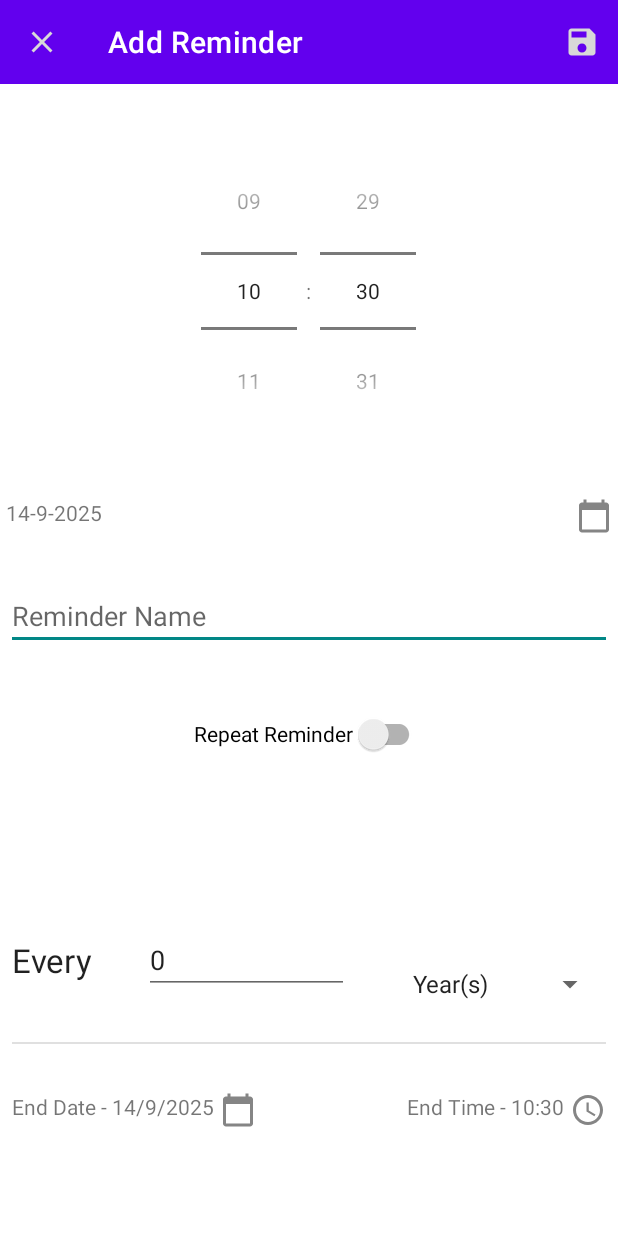
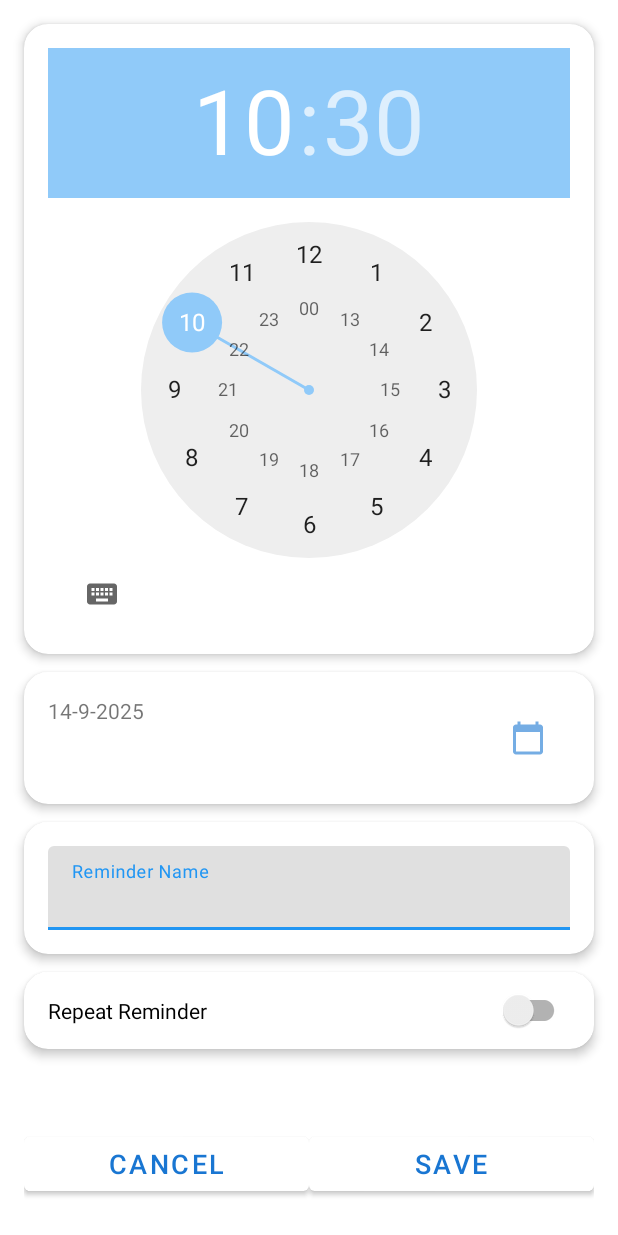
Before and after one commit to anshuldante/my-reminder-app, an Android app: the UpsertReminderActivity screen opened directly, with no data from a screen before it, on a phone screen of 412 x 824 dp. Run offline under Robolectric (Android 15) with nearby library versions, the phone set to English and light mode, and no system bars; our stand-ins replace Dagger/Hilt's generated code, Room's generated code.

Commit message:
moved toolbars, date n time pickers improved and cleaned

```diff
--- a/app/src/main/java/com/ava/myreminderapp/UpsertReminderActivity.java
+++ b/app/src/main/java/com/ava/myreminderapp/UpsertReminderActivity.java
@@ -18,17 +18,13 @@ import static java.util.Calendar.SECOND;
 import static java.util.Calendar.YEAR;
 
 import android.app.AlarmManager;
-import android.app.DatePickerDialog;
 import android.app.PendingIntent;
 import android.app.TimePickerDialog;
 import android.content.Intent;
 import android.os.Bundle;
 import android.util.Log;
-import android.view.Menu;
-import android.view.MenuItem;
 import android.view.View;
 import android.widget.ArrayAdapter;
-import android.widget.DatePicker;
 import android.widget.EditText;
 import android.widget.ImageView;
 import android.widget.Spinner;
@@ -36,7 +32,6 @@ import android.widget.TextView;
 import android.widget.TimePicker;
 import android.widget.Toast;
 
-import androidx.annotation.NonNull;
 import androidx.appcompat.app.AppCompatActivity;
 import androidx.appcompat.widget.SwitchCompat;
 import androidx.constraintlayout.widget.ConstraintLayout;
@@ -47,6 +42,7 @@ import com.ava.myreminderapp.listener.RecurrenceTypeListener;
 import com.ava.myreminderapp.listener.ReminderNameChangedListener;
 import com.ava.myreminderapp.model.ReminderModel;
 import com.ava.myreminderapp.service.NotificationStarterService;
+import com.google.android.material.datepicker.MaterialDatePicker;
 
 import java.util.Calendar;
 import java.util.Date;
@@ -86,8 +82,6 @@ public class UpsertReminderActivity extends AppCompatActivity {
     setContentView(R.layout.activity_upsert_reminder);
     alarmMgr = (AlarmManager) getSystemService(ALARM_SERVICE);
 
-    setupToolbar();
-
     reminderModel = buildReminderAndSetTitle();
 
     initComponentMappings();
@@ -95,26 +89,11 @@ public class UpsertReminderActivity extends AppCompatActivity {
     initRecurrenceComponents();
   }
 
-  private void setupToolbar() {
-    setSupportActionBar(findViewById(R.id.aur_tb));
-    Objects.requireNonNull(getSupportActionBar()).setHomeAsUpIndicator(R.drawable.ic_close);
-    getSupportActionBar().setDisplayHomeAsUpEnabled(true);
-    getSupportActionBar().setDisplayShowHomeEnabled(true);
-  }
-
   @Override
-  public boolean onCreateOptionsMenu(@NonNull Menu menu) {
-    getMenuInflater().inflate(R.menu.upsert_menu, menu);
-    return true;
-  }
-
-  @Override
-  public boolean onOptionsItemSelected(@NonNull MenuItem item) {
-    if (item.getItemId() == R.id.save_reminder) {
-      saveReminder();
-      return true;
-    }
-    return super.onOptionsItemSelected(item);
+  protected void onStart() {
+    super.onStart();
+    findViewById(R.id.btn_cancel).setOnClickListener(v -> finish());
+    findViewById(R.id.btn_save).setOnClickListener(v -> saveReminder());
   }
 
   private void saveReminder() {
@@ -160,7 +139,6 @@ public class UpsertReminderActivity extends AppCompatActivity {
     Intent intent = getIntent();
     int id = intent.getIntExtra(REMINDER_ID, -1);
     if (id != -1) {
-      setTitle(R.string.era_title_edit_reminder);
       return new ReminderModel(
           id,
           intent.getStringExtra(REMINDER_NAME),
@@ -170,7 +148,6 @@ public class UpsertReminderActivity extends AppCompatActivity {
           intent.getStringExtra(REMINDER_RECURRENCE_TYPE),
           intent.getLongExtra(REMINDER_END_TIME, 0));
     }
-    setTitle(R.string.era_title_add_reminder);
     return new ReminderModel();
   }
 
@@ -185,6 +162,7 @@ public class UpsertReminderActivity extends AppCompatActivity {
     recurrenceSwitch = findViewById(R.id.ara_sc_recurring_reminder);
     startDateTextView = findViewById(R.id.ara_display_date);
     startTimePicker = findViewById(R.id.ara_time_picker_primary);
+    startTimePicker.setIs24HourView(false);
     startDateImageView = findViewById(R.id.ara_iv_calendar);
     reminderName = findViewById(R.id.ara_et_reminder_name);
     endDateTextView = findViewById(R.id.ara_tv_end_date);
@@ -221,48 +199,33 @@ public class UpsertReminderActivity extends AppCompatActivity {
   private void initStartDateComponents() {
     initStartDateView();
     Calendar startDateTime = reminderModel.getStartDateTime();
-    startDateImageView.setOnClickListener(
-        view -> attachDatePickerDialog(startDateTime, this::initStartDateView, true));
+    startDateImageView.setOnClickListener(view -> showMaterialDatePicker(startDateTime, this::initStartDateView, true));
   }
 
-  private void attachDatePickerDialog(Calendar dateTime, Runnable runnable, boolean isStartDate) {
-    DatePickerDialog dpd =
-        new DatePickerDialog(
-            this,
-            (view, year, month, dayOfMonth) ->
-                dateSetListener(view, runnable, dateTime, isStartDate),
-            dateTime.get(YEAR),
-            dateTime.get(MONTH),
-            dateTime.get(DATE));
-    dpd.show();
-  }
-
-  private void dateSetListener(
-      DatePicker view, Runnable runnable, Calendar dateTime, boolean isStartDate) {
-    Log.i(
-        TAG,
-        "View to Date: "
-            + view.getDayOfMonth()
-            + "/"
-            + (view.getMonth() + 1)
-            + "/"
-            + view.getYear());
-
+  private void showMaterialDatePicker(Calendar dateTime, Runnable updateView, boolean isStartDate) {
+    MaterialDatePicker<Long> datePicker = MaterialDatePicker.Builder.datePicker()
+        .setTitleText(isStartDate ? "Select Start Date" : "Select End Date")
+        .setSelection(dateTime.getTimeInMillis())
+        .build();
+    datePicker.addOnPositiveButtonClickListener(selection -> {
+      Calendar selected = Calendar.getInstance();
+      selected.setTimeInMillis(selection);
+      // Validation logic (same as before)
       currentTime.setTimeInMillis(System.currentTimeMillis());
-
-    if (isStartDate && dateTime.before(currentTime)) {
+      if (isStartDate && selected.before(currentTime)) {
         Toast.makeText(this, "Can't setup alarms for a time in the past!", Toast.LENGTH_LONG).show();
-    } else if (!isStartDate && dateTime.before(reminderModel.getStartDateTime())) {
-      Toast.makeText(this, "Recurrence date can't be before alarm start date!", Toast.LENGTH_LONG)
-          .show();
+      } else if (!isStartDate && selected.before(reminderModel.getStartDateTime())) {
+        Toast.makeText(this, "Recurrence date can't be before alarm start date!", Toast.LENGTH_LONG).show();
       } else {
-      dateTime.set(YEAR, view.getYear());
-      dateTime.set(MONTH, view.getMonth());
-      dateTime.set(DATE, view.getDayOfMonth());
+        dateTime.set(YEAR, selected.get(YEAR));
+        dateTime.set(MONTH, selected.get(MONTH));
+        dateTime.set(DATE, selected.get(DATE));
         dateTime.set(SECOND, 0);
         dateTime.set(MILLISECOND, 0);
-      runnable.run();
+        updateView.run();
       }
+    });
+    datePicker.show(getSupportFragmentManager(), isStartDate ? "start_date_picker" : "end_date_picker");
   }
 
   private void initReminderNameComponents() {
@@ -280,6 +243,7 @@ public class UpsertReminderActivity extends AppCompatActivity {
             initRecurrenceDelayView();
           }
         });
+    recurrenceDetailsCl.setVisibility(recurrenceSwitch.isChecked() ? View.VISIBLE : View.GONE);
   }
 
   private void initRecurrenceTypeSpinner() {
@@ -297,8 +261,7 @@ public class UpsertReminderActivity extends AppCompatActivity {
     initEndDateView();
     ImageView endDateImageView = findViewById(R.id.ara_iv_end_calendar);
     endDateImageView.setOnClickListener(
-        view ->
-            attachDatePickerDialog(reminderModel.getEndDateTime(), this::initEndDateView, false));
+        view -> showMaterialDatePicker(reminderModel.getEndDateTime(), this::initEndDateView, false));
   }
 
   private void initEndTimeComponents() {
--- /dev/null
+++ b/app/src/main/res/drawable/bg_circle_accent.xml
@@ -0,0 +1,4 @@
+<shape xmlns:android="http://schemas.android.com/apk/res/android"
+    android:shape="oval">
+    <solid android:color="@color/blue_200" />
+</shape>
--- /dev/null
+++ b/app/src/main/res/drawable/ic_add.xml
@@ -0,0 +1,10 @@
+<?xml version="1.0" encoding="utf-8"?>
+<vector xmlns:android="http://schemas.android.com/apk/res/android"
+    android:width="24dp"
+    android:height="24dp"
+    android:viewportWidth="24"
+    android:viewportHeight="24">
+    <path
+        android:fillColor="#FF000000"
+        android:pathData="M19,13h-6v6h-2v-6H5v-2h6V5h2v6h6v2z"/>
+</vector>
--- /dev/null
+++ b/app/src/main/res/drawable/ic_calendar.xml
@@ -0,0 +1,10 @@
+<?xml version="1.0" encoding="utf-8"?>
+<vector xmlns:android="http://schemas.android.com/apk/res/android"
+    android:width="24dp"
+    android:height="24dp"
+    android:viewportWidth="24"
+    android:viewportHeight="24">
+    <path
+        android:fillColor="#FF000000"
+        android:pathData="M19 4h-1V2h-2v2H8V2H6v2H5c-1.1 0-2 .9-2 2v14c0 1.1.9 2 2 2h14c1.1 0 2-.9 2-2V6c0-1.1-.9-2-2-2zm0 16H5V9h14v11zm0-13H5V6h14v1z"/>
+</vector>
--- a/app/src/main/res/layout/activity_main.xml
+++ b/app/src/main/res/layout/activity_main.xml
@@ -6,24 +6,6 @@
     android:layout_height="match_parent"
     tools:context=".MainActivity">
 
-    <com.google.android.material.appbar.AppBarLayout
-        android:id="@+id/am_ab"
-        android:layout_width="match_parent"
-        android:layout_height="wrap_content"
-        android:fitsSystemWindows="true">
-
-        <com.google.android.material.appbar.MaterialToolbar
-            android:id="@+id/am_tb"
-            android:layout_width="match_parent"
-            android:layout_height="wrap_content"
-            android:theme="@style/ThemeOverlay.MaterialComponents.Toolbar.Primary"
-            app:layout_scrollFlags="scroll|enterAlways"
-            app:navigationIconTint="@color/black"
-            app:popupTheme="@style/ThemeOverlay.MaterialComponents.Light"
-            app:title="@string/main_activity_title"
-            app:titleTextColor="@color/black" />
-    </com.google.android.material.appbar.AppBarLayout>
-
     <androidx.recyclerview.widget.RecyclerView
         android:id="@+id/am_rv_reminders"
         android:layout_width="match_parent"
@@ -31,7 +13,7 @@
         android:layout_gravity="center"
         android:scrollbars="vertical"
         android:visibility="gone"
-        android:background="#F5F5F5"
+        android:background="?android:attr/colorBackground"
         app:layoutManager="androidx.recyclerview.widget.LinearLayoutManager"
         app:layout_behavior="@string/appbar_scrolling_view_behavior"
         tools:listitem="@layout/rv_item_reminder" />
@@ -53,6 +35,9 @@
         android:layout_marginEnd="32dp"
         android:layout_marginBottom="32dp"
         android:contentDescription="@string/am_fab_add_reminder"
-        app:srcCompat="@android:drawable/ic_input_add" />
+        app:srcCompat="@drawable/ic_add"
+        app:backgroundTint="?android:attr/colorBackground"
+        app:tint="@color/blue_700"
+        app:maxImageSize="40dp" />
 
 </androidx.coordinatorlayout.widget.CoordinatorLayout>
--- a/app/src/main/res/layout/activity_upsert_reminder.xml
+++ b/app/src/main/res/layout/activity_upsert_reminder.xml
@@ -3,98 +3,142 @@
     xmlns:tools="http://schemas.android.com/tools"
     android:layout_width="match_parent"
     android:layout_height="match_parent"
+    android:background="?android:attr/colorBackground"
     tools:context=".UpsertReminderActivity">
 
-    <com.google.android.material.appbar.MaterialToolbar
-        android:id="@+id/aur_tb"
-        android:layout_width="match_parent"
+    <com.google.android.material.card.MaterialCardView
+        android:id="@+id/card_time"
+        android:layout_width="0dp"
         android:layout_height="wrap_content"
-        android:background="?attr/colorPrimary"
-        android:theme="@style/ThemeOverlay.AppCompat.Dark.ActionBar"
+        android:layout_marginStart="16dp"
+        android:layout_marginTop="16dp"
+        android:layout_marginEnd="16dp"
+        app:cardCornerRadius="16dp"
+        app:cardElevation="4dp"
         app:layout_constraintEnd_toEndOf="parent"
         app:layout_constraintStart_toStartOf="parent"
-        app:layout_constraintTop_toTopOf="parent"
-        app:popupTheme="@style/ThemeOverlay.AppCompat.Light"
-        app:title="@string/era_title_add_reminder" />
+        app:layout_constraintTop_toTopOf="parent">
 
         <TimePicker
             android:id="@+id/ara_time_picker_primary"
             android:layout_width="match_parent"
             android:layout_height="wrap_content"
-        android:layout_marginStart="4dp"
-        android:layout_marginTop="32dp"
-        android:layout_marginEnd="4dp"
-        android:layout_marginBottom="32dp"
-        android:timePickerMode="spinner"
+            android:padding="16dp"
+            android:timePickerMode="clock" />
+    </com.google.android.material.card.MaterialCardView>
+
+    <com.google.android.material.card.MaterialCardView
+        android:id="@+id/card_date"
+        android:layout_width="0dp"
+        android:layout_height="wrap_content"
+        android:layout_marginStart="16dp"
+        android:layout_marginTop="12dp"
+        android:layout_marginEnd="16dp"
+        app:cardCornerRadius="16dp"
+        app:cardElevation="4dp"
         app:layout_constraintEnd_toEndOf="parent"
         app:layout_constraintStart_toStartOf="parent"
-        app:layout_constraintTop_toBottomOf="@+id/aur_tb" />
+        app:layout_constraintTop_toBottomOf="@id/card_time">
+
+        <LinearLayout
+            android:layout_width="match_parent"
+            android:layout_height="wrap_content"
+            android:orientation="horizontal"
+            android:padding="16dp">
 
             <TextView
                 android:id="@+id/ara_display_date"
-        android:layout_width="wrap_content"
+                android:layout_width="0dp"
                 android:layout_height="wrap_content"
-        android:layout_marginStart="4dp"
-        android:layout_marginTop="32dp"
-        android:layout_marginEnd="4dp"
-        android:layout_marginBottom="32dp"
-        android:text="@string/ara_default_display_date"
-        app:layout_constraintStart_toStartOf="parent"
-        app:layout_constraintTop_toBottomOf="@id/ara_time_picker_primary" />
+                android:layout_weight="1"
+                android:text="@string/ara_default_display_date" />
 
             <ImageView
                 android:id="@+id/ara_iv_calendar"
-        android:layout_width="wrap_content"
+                android:layout_width="56dp"
+                android:layout_height="56dp"
+                android:background="@android:color/transparent"
+                android:contentDescription="@string/ara_select_date_description"
+                android:elevation="4dp"
+                android:padding="16dp"
+                android:scaleType="centerInside"
+                android:src="@drawable/ic_calendar"
+                app:tint="@color/blue_700" />
+        </LinearLayout>
+    </com.google.android.material.card.MaterialCardView>
+
+    <com.google.android.material.card.MaterialCardView
+        android:id="@+id/card_name"
+        android:layout_width="0dp"
         android:layout_height="wrap_content"
-        android:layout_marginStart="4dp"
-        android:layout_marginTop="32dp"
-        android:layout_marginEnd="4dp"
-        android:layout_marginBottom="32dp"
-        android:contentDescription="@string/ara_select_date_description"
-        android:src="@drawable/ic_calendar"
+        android:layout_marginStart="16dp"
+        android:layout_marginTop="12dp"
+        android:layout_marginEnd="16dp"
+        app:cardCornerRadius="16dp"
+        app:cardElevation="4dp"
         app:layout_constraintEnd_toEndOf="parent"
-        app:layout_constraintTop_toBottomOf="@id/ara_time_picker_primary" />
+        app:layout_constraintStart_toStartOf="parent"
+        app:layout_constraintTop_toBottomOf="@id/card_date">
 
-    <EditText
+        <com.google.android.material.textfield.TextInputLayout
+            android:layout_width="match_parent"
+            android:layout_height="wrap_content"
+            android:hint="@string/ara_hint_reminder_name"
+            android:padding="16dp">
+
+            <com.google.android.material.textfield.TextInputEditText
                 android:id="@+id/ara_et_reminder_name"
                 android:layout_width="match_parent"
                 android:layout_height="wrap_content"
-        android:layout_marginStart="4dp"
-        android:layout_marginTop="32dp"
-        android:layout_marginEnd="4dp"
-        android:layout_marginBottom="32dp"
                 android:autofillHints="Rise and Shine!, Sleeping Time!"
-        android:hint="@string/ara_hint_reminder_name"
-        android:inputType="textShortMessage"
+                android:inputType="textShortMessage" />
+        </com.google.android.material.textfield.TextInputLayout>
+    </com.google.android.material.card.MaterialCardView>
+
+    <com.google.android.material.card.MaterialCardView
+        android:id="@+id/card_repeat"
+        android:layout_width="0dp"
+        android:layout_height="wrap_content"
+        android:layout_marginStart="16dp"
+        android:layout_marginTop="12dp"
+        android:layout_marginEnd="16dp"
+        app:cardCornerRadius="16dp"
+        app:cardElevation="4dp"
         app:layout_constraintEnd_toEndOf="parent"
         app:layout_constraintStart_toStartOf="parent"
-        app:layout_constraintTop_toBottomOf="@id/ara_iv_calendar" />
+        app:layout_constraintTop_toBottomOf="@id/card_name">
 
         <androidx.appcompat.widget.SwitchCompat
             android:id="@+id/ara_sc_recurring_reminder"
-        android:layout_width="wrap_content"
+            android:layout_width="match_parent"
             android:layout_height="wrap_content"
-        android:layout_marginStart="4dp"
-        android:layout_marginTop="32dp"
-        android:layout_marginEnd="4dp"
-        android:layout_marginBottom="32dp"
+            android:padding="16dp"
             android:text="@string/ara_switch_repeat_reminder"
-        android:textOn="ON"
-        android:textOff="OFF"
+            android:textOff="@string/switch_off"
+            android:textOn="@string/switch_on" />
+    </com.google.android.material.card.MaterialCardView>
+
+    <com.google.android.material.card.MaterialCardView
+        android:id="@+id/card_recurrence"
+        android:layout_width="0dp"
+        android:layout_height="wrap_content"
+        android:layout_marginStart="16dp"
+        android:layout_marginTop="12dp"
+        android:layout_marginEnd="16dp"
+        android:layout_marginBottom="16dp"
+        app:cardCornerRadius="16dp"
+        app:cardElevation="4dp"
+        app:layout_constraintBottom_toTopOf="@id/btn_bar"
         app:layout_constraintEnd_toEndOf="parent"
         app:layout_constraintStart_toStartOf="parent"
-        app:layout_constraintTop_toBottomOf="@id/ara_et_reminder_name" />
+        app:layout_constraintTop_toBottomOf="@id/card_repeat">
 
         <androidx.constraintlayout.widget.ConstraintLayout
             android:id="@+id/ara_cl_recurrence_delay"
             android:layout_width="match_parent"
             android:layout_height="wrap_content"
-        android:layout_marginStart="4dp"
-        android:layout_marginTop="32dp"
-        android:layout_marginEnd="4dp"
-        android:layout_marginBottom="32dp"
-        app:layout_constraintBottom_toBottomOf="parent"
-        app:layout_constraintTop_toBottomOf="@+id/ara_sc_recurring_reminder">
+            android:padding="16dp"
+            android:visibility="gone">
 
             <TextView
                 android:id="@+id/ara_tv_every"
@@ -165,16 +209,19 @@
 
             <ImageView
                 android:id="@+id/ara_iv_end_calendar"
-            android:layout_width="wrap_content"
-            android:layout_height="wrap_content"
+                android:layout_width="56dp"
+                android:layout_height="56dp"
                 android:layout_marginStart="4dp"
                 android:layout_marginTop="32dp"
                 android:layout_marginEnd="4dp"
                 android:layout_marginBottom="32dp"
+                android:background="@android:color/transparent"
                 android:contentDescription="@string/ara_select_date_description"
+                android:padding="16dp"
                 android:src="@drawable/ic_calendar"
                 app:layout_constraintStart_toEndOf="@+id/ara_tv_end_date"
-            app:layout_constraintTop_toBottomOf="@+id/ara_hz_divider" />
+                app:layout_constraintTop_toBottomOf="@+id/ara_hz_divider"
+                app:tint="@color/blue_700" />
 
             <TextView
                 android:id="@+id/ara_tv_end_time"
@@ -202,5 +249,40 @@
                 app:layout_constraintTop_toBottomOf="@+id/ara_hz_divider" />
 
         </androidx.constraintlayout.widget.ConstraintLayout>
+    </com.google.android.material.card.MaterialCardView>
+
+    <LinearLayout
+        android:id="@+id/btn_bar"
+        android:layout_width="0dp"
+        android:layout_height="wrap_content"
+        android:layout_marginStart="16dp"
+        android:layout_marginEnd="16dp"
+        android:layout_marginBottom="24dp"
+        android:gravity="center"
+        android:orientation="horizontal"
+        app:layout_constraintBottom_toBottomOf="parent"
+        app:layout_constraintEnd_toEndOf="parent"
+        app:layout_constraintStart_toStartOf="parent">
+
+        <com.google.android.material.button.MaterialButton
+            android:id="@+id/btn_cancel"
+            android:layout_width="0dp"
+            android:layout_height="wrap_content"
+            android:layout_weight="1"
+            android:text="@string/btn_cancel"
+            android:textColor="@color/blue_700"
+            android:textSize="18sp"
+            app:backgroundTint="?android:attr/colorBackground" />
+
+        <com.google.android.material.button.MaterialButton
+            android:id="@+id/btn_save"
+            android:layout_width="0dp"
+            android:layout_height="wrap_content"
+            android:layout_weight="1"
+            android:text="@string/btn_save"
+            android:textColor="@color/blue_700"
+            android:textSize="18sp"
+            app:backgroundTint="?android:attr/colorBackground" />
+    </LinearLayout>
 
 </androidx.constraintlayout.widget.ConstraintLayout>
--- a/app/src/main/res/layout/rv_item_reminder.xml
+++ b/app/src/main/res/layout/rv_item_reminder.xml
@@ -45,8 +45,8 @@
             android:layout_width="wrap_content"
             android:layout_height="wrap_content"
             android:contentDescription="@string/switch_content_description"
-            android:textOn="ON"
-            android:textOff="OFF"
+            android:textOn="@string/switch_on"
+            android:textOff="@string/switch_off"
             app:layout_constraintBottom_toTopOf="@+id/rir_tv_reminder_date"
             app:layout_constraintEnd_toEndOf="parent"
             app:layout_constraintTop_toTopOf="parent" />
--- a/app/src/main/res/values-night/themes.xml
+++ b/app/src/main/res/values-night/themes.xml
@@ -1,13 +1,15 @@
 <resources>
 
     <style name="Theme.MyReminderApp" parent="Theme.MaterialComponents.DayNight.NoActionBar">
-        <item name="colorPrimary">@color/purple_200</item>
-        <item name="colorPrimaryVariant">@color/purple_700</item>
+        <item name="colorPrimary">@color/blue_200</item>
+        <item name="colorPrimaryVariant">@color/blue_700</item>
         <item name="colorOnPrimary">@color/black</item>
-        <item name="colorSecondary">@color/teal_200</item>
-        <item name="colorSecondaryVariant">@color/teal_200</item>
-        <item name="colorOnSecondary">@color/black</item>
+        <item name="colorSecondary">@color/blue_500</item>
+        <item name="colorSecondaryVariant">@color/blue_700</item>
+        <item name="colorOnSecondary">@color/white</item>
         <item name="android:statusBarColor">?attr/colorPrimaryVariant</item>
+        <item name="android:windowBackground">@color/black</item>
+        <item name="android:colorBackground">@color/black</item>
         <item name="windowActionBar">false</item>
         <item name="windowNoTitle">true</item>
     </style>
--- a/app/src/main/res/values/colors.xml
+++ b/app/src/main/res/values/colors.xml
@@ -7,4 +7,7 @@
     <color name="teal_700">#FF018786</color>
     <color name="black">#FF000000</color>
     <color name="white">#FFFFFFFF</color>
+    <color name="blue_200">#90CAF9</color>
+    <color name="blue_500">#2196F3</color>
+    <color name="blue_700">#1976D2</color>
 </resources>
--- a/app/src/main/res/values/strings.xml
+++ b/app/src/main/res/values/strings.xml
@@ -63,5 +63,9 @@
     <string name="snooze">Snooze</string>
     <string name="dismiss">Dismiss</string>
     <string name="switch_content_description">Enable/disable the alarm</string>
+    <string name="btn_cancel">Cancel</string>
+    <string name="btn_save">Save</string>
+    <string name="switch_on">ON</string>
+    <string name="switch_off">OFF</string>
 
 </resources>
--- a/app/src/main/res/values/themes.xml
+++ b/app/src/main/res/values/themes.xml
@@ -1,11 +1,11 @@
 <resources>
 
     <style name="Theme.MyReminderApp" parent="Theme.MaterialComponents.DayNight.NoActionBar">
-        <item name="colorPrimary">@color/purple_500</item>
-        <item name="colorPrimaryVariant">@color/purple_700</item>
+        <item name="colorPrimary">@color/blue_500</item>
+        <item name="colorPrimaryVariant">@color/blue_700</item>
         <item name="colorOnPrimary">@color/white</item>
-        <item name="colorSecondary">@color/teal_200</item>
-        <item name="colorSecondaryVariant">@color/teal_700</item>
+        <item name="colorSecondary">@color/blue_200</item>
+        <item name="colorSecondaryVariant">@color/blue_700</item>
         <item name="colorOnSecondary">@color/black</item>
         <item name="android:statusBarColor">?attr/colorPrimaryVariant</item>
         <item name="windowActionBar">false</item>
```
Lines whose indentation alone changed are shown as unchanged.
